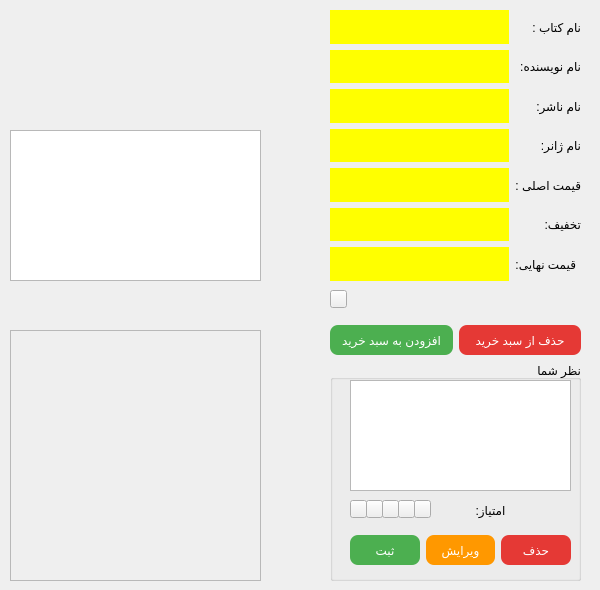
Old version of the form bookdetails.ui in the repository mozali1386-alt/Ketab_e_Man.
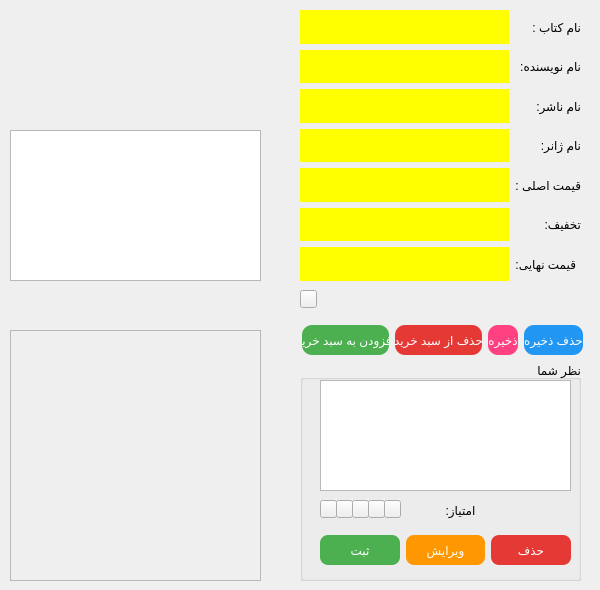
New version of the form. Icons and pictures are not drawn.

Commit message: Create book display structure in my Books section and change book display structure in bookdetails and booklibraryitem

```diff
--- a/bookdetails.ui
+++ b/bookdetails.ui
@@ -28,9 +28,9 @@
   <widget class="QGroupBox" name="groupBox">
    <property name="geometry">
     <rect>
-     <x>330</x>
+     <x>300</x>
      <y>360</y>
-     <width>251</width>
+     <width>281</width>
      <height>221</height>
     </rect>
    </property>
@@ -45,7 +45,7 @@
      <rect>
       <x>20</x>
       <y>20</y>
-      <width>221</width>
+      <width>251</width>
       <height>111</height>
      </rect>
     </property>
@@ -151,7 +151,7 @@
      <rect>
       <x>20</x>
       <y>170</y>
-      <width>221</width>
+      <width>251</width>
       <height>41</height>
      </rect>
     </property>
@@ -299,9 +299,9 @@
   <widget class="QWidget" name="gridLayoutWidget">
    <property name="geometry">
     <rect>
-     <x>330</x>
+     <x>300</x>
      <y>10</y>
-     <width>251</width>
+     <width>281</width>
      <height>271</height>
     </rect>
    </property>
@@ -547,9 +547,9 @@
   <widget class="QLabel" name="label_score">
    <property name="geometry">
     <rect>
-     <x>350</x>
+     <x>324</x>
      <y>290</y>
-     <width>61</width>
+     <width>62</width>
      <height>21</height>
     </rect>
    </property>
@@ -563,7 +563,7 @@
   <widget class="QToolButton" name="toolButton">
    <property name="geometry">
     <rect>
-     <x>330</x>
+     <x>300</x>
      <y>290</y>
      <width>17</width>
      <height>18</height>
@@ -579,15 +579,21 @@
   <widget class="QWidget" name="horizontalLayoutWidget_2">
    <property name="geometry">
     <rect>
-     <x>330</x>
+     <x>302</x>
      <y>320</y>
-     <width>251</width>
+     <width>281</width>
      <height>41</height>
     </rect>
    </property>
    <layout class="QHBoxLayout" name="horizontalLayout_2">
     <item>
      <widget class="QPushButton" name="pushButton_cartadd">
+      <property name="sizePolicy">
+       <sizepolicy hsizetype="Minimum" vsizetype="Fixed">
+        <horstretch>0</horstretch>
+        <verstretch>0</verstretch>
+       </sizepolicy>
+      </property>
       <property name="maximumSize">
        <size>
         <width>16777215</width>
@@ -595,11 +601,9 @@
        </size>
       </property>
       <property name="styleSheet">
-       <string notr="true">QPushButton {
-    background-color: #4CAF50;
-    color: white;
-    border-radius: 8px;
-}</string>
+       <string notr="true">background-color: #4CAF50;
+color: white;
+border-radius: 10px;</string>
       </property>
       <property name="text">
        <string>افزودن به سبد خرید</string>
@@ -615,17 +619,58 @@
        </size>
       </property>
       <property name="styleSheet">
-       <string notr="true">QPushButton {
-    background-color: #E53935;
-    color: white;
-    border-radius: 8px;
-}</string>
+       <string notr="true">background-color: #E53935;
+color: white;
+border-radius: 10px;</string>
       </property>
       <property name="text">
        <string>حذف از سبد خرید</string>
       </property>
      </widget>
     </item>
+    <item>
+     <widget class="QPushButton" name="pushButton_savelibrary">
+      <property name="sizePolicy">
+       <sizepolicy hsizetype="Minimum" vsizetype="Fixed">
+        <horstretch>0</horstretch>
+        <verstretch>0</verstretch>
+       </sizepolicy>
+      </property>
+      <property name="minimumSize">
+       <size>
+        <width>0</width>
+        <height>30</height>
+       </size>
+      </property>
+      <property name="styleSheet">
+       <string notr="true">background-color: #FF4081;
+color: white;
+border-radius: 10px;
+</string>
+      </property>
+      <property name="text">
+       <string>ذخیره</string>
+      </property>
+     </widget>
+    </item>
+    <item>
+     <widget class="QPushButton" name="pushButton_removelibrary">
+      <property name="minimumSize">
+       <size>
+        <width>0</width>
+        <height>30</height>
+       </size>
+      </property>
+      <property name="styleSheet">
+       <string notr="true">background-color: #2196F3;
+color: white;
+border-radius: 10px;</string>
+      </property>
+      <property name="text">
+       <string>حذف ذخیره</string>
+      </property>
+     </widget>
+    </item>
    </layout>
   </widget>
  </widget>
```
Left out of the diff: 3 changed lines with no effect on the pictures. The commit also changes 5 other files.
